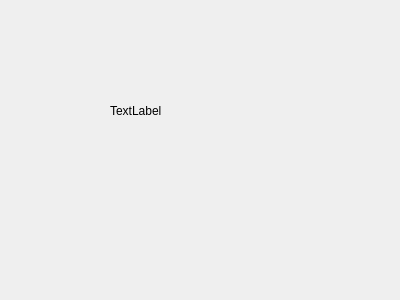
Before: the Qt Designer form ring.ui in Enotik98/Lab_2, drawn with Qt 5.
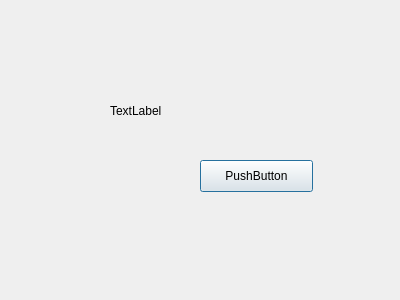
After: the same form once the commit is applied.

The edit to the form file:
```diff
--- a/ring.ui
+++ b/ring.ui
@@ -26,6 +26,19 @@
     <string>TextLabel</string>
    </property>
   </widget>
+  <widget class="QPushButton" name="pushButton">
+   <property name="geometry">
+    <rect>
+     <x>200</x>
+     <y>160</y>
+     <width>113</width>
+     <height>32</height>
+    </rect>
+   </property>
+   <property name="text">
+    <string>PushButton</string>
+   </property>
+  </widget>
  </widget>
  <resources/>
  <connections/>
```
